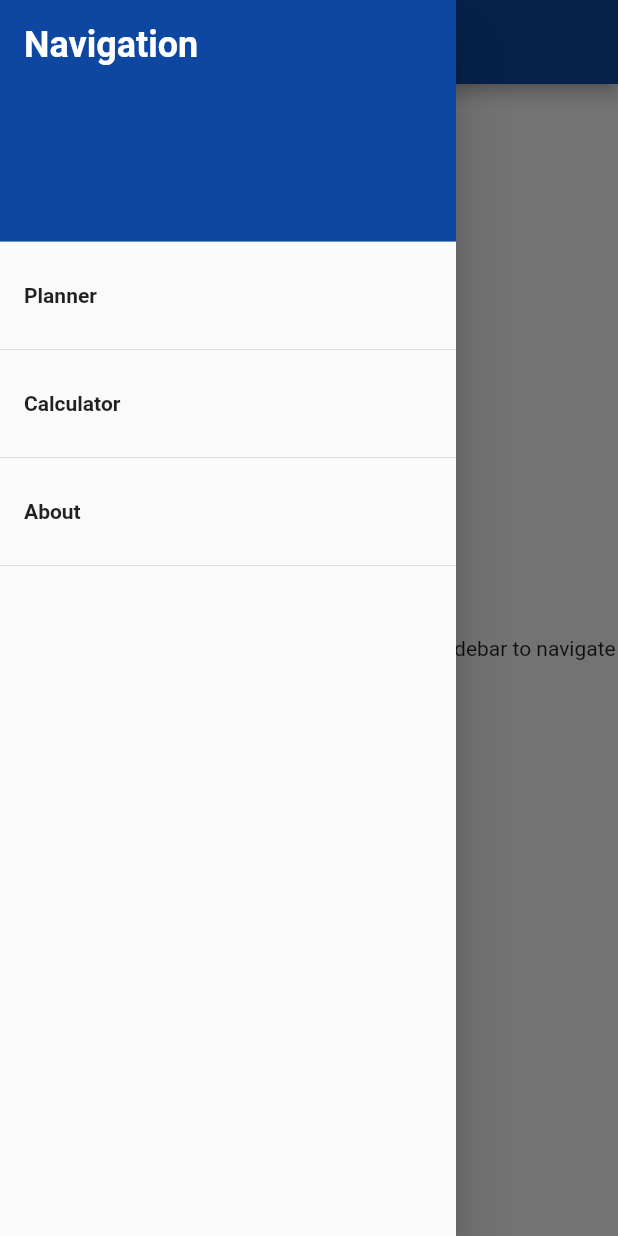
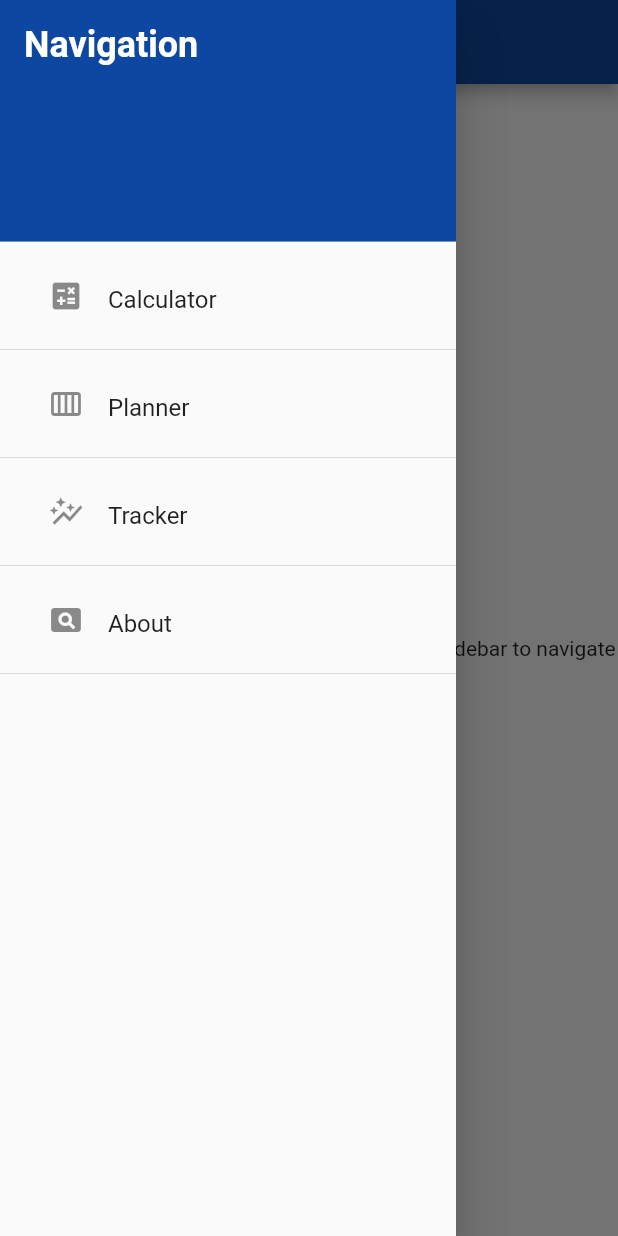
Before and after one commit to hschuch-04/weight-loss-planner, a Flutter app: the screen it shows after launch, with the side drawer open, on a phone screen of 412 x 824 dp. Run offline on Flutter 3.47's test engine with Material 2 defaults, Android fonts, the phone set to English and light mode, and no system bars; our stand-ins replace flutter_form_builder, flutter_spinkit, form_builder_validators, sqflite; accounts and stored records are empty.

Commit message:
Tracker Outline Added
- Tracker is now added into the sidebar
- Basic loading screen and moves over when open connection
- The side bar now has some icons
- The Database has been updated to have a weight table
- There is a weight class

TODO:
- Merge both loading pages into one
- Add more styling to side bar and overall project

```diff
--- a/weight_loss_planner/lib/Calculator/Result/result.dart
+++ b/weight_loss_planner/lib/Calculator/Result/result.dart
@@ -1,6 +1,6 @@
 import 'package:flutter/material.dart';
-import 'package:weight_loss_planner/Calculator/Result/table.dart';
-import 'package:weight_loss_planner/Calculator/bmr.dart';
+import 'package:weight_loss_planner/CALCULATOR/Result/table.dart';
+import 'package:weight_loss_planner/CALCULATOR/bmr.dart';
 
 /// The result page from calculating user BMR and calorie deficit
 /// Needs a weight, height, age, gender and activity parsed
--- a/weight_loss_planner/lib/Calculator/calculator.dart
+++ b/weight_loss_planner/lib/Calculator/calculator.dart
@@ -2,8 +2,8 @@ import 'package:flutter/material.dart';
 import 'package:flutter/services.dart';
 import 'package:flutter_form_builder/flutter_form_builder.dart';
 import 'package:form_builder_validators/form_builder_validators.dart';
-import 'package:weight_loss_planner/Calculator/bmr.dart';
-import 'package:weight_loss_planner/Calculator/Result/result.dart';
+import 'package:weight_loss_planner/CALCULATOR/bmr.dart';
+import 'package:weight_loss_planner/CALCULATOR/Result/result.dart';
 import 'package:weight_loss_planner/Reusable/sidebar.dart';
 
 // The Calculator Class Page
--- a/weight_loss_planner/lib/Planner/planner.dart
+++ b/weight_loss_planner/lib/Planner/planner.dart
@@ -1,6 +1,6 @@
 import 'package:flutter/material.dart';
 import 'package:sqflite/sqflite.dart';
-import 'package:weight_loss_planner/Planner/Components/DropDown.dart';
+import 'package:weight_loss_planner/PLANNER/Components/dropdown.dart';
 import 'package:weight_loss_planner/Reusable/sidebar.dart';
 
 /// This page has all the information about meals and their contents
@@ -29,7 +29,7 @@ class _PlannerState extends State<Planner> {
         children: [
           SizedBox(
             width: MediaQuery.of(context).size.width,
-            child: DropDownDays(),
+            child: DropDownWeek(),
           )
         ],
       )
--- a/weight_loss_planner/lib/Reusable/sidebar.dart
+++ b/weight_loss_planner/lib/Reusable/sidebar.dart
@@ -17,16 +17,16 @@ class Sidebar extends StatelessWidget {
             ),
           ),
           ListTile(
-            title: Text('Planner', style: TextStyle(fontWeight: FontWeight.bold)),
-            onTap: () => {
-              if (ModalRoute.of(context)?.settings.name != '/loading') {
-                Navigator.of(context).pushNamedAndRemoveUntil('/loading', (Route<dynamic> route) => false)
-              }
-            }
-          ),
-          Divider(),
-          ListTile(
-            title: Text('Calculator', style: TextStyle(fontWeight: FontWeight.bold)),
+            title: RichText(text: TextSpan(
+              style: Theme.of(context).textTheme.titleMedium,
+              children: const [
+                WidgetSpan(child: Padding(
+                  padding: EdgeInsets.symmetric(horizontal: 16.0),
+                  child: Icon(Icons.calculate),
+                )),
+                TextSpan(text: 'Calculator')
+              ]
+              )),
             onTap: () => {
               if (ModalRoute.of(context)?.settings.name != '/calculator') {
                 Navigator.of(context).pushNamedAndRemoveUntil('/calculator', (Route<dynamic> route) => false)
@@ -35,7 +35,52 @@ class Sidebar extends StatelessWidget {
           ),
           Divider(),
           ListTile(
-            title: Text('About', style: TextStyle(fontWeight: FontWeight.bold)),
+            title: RichText(text: TextSpan(
+              style: Theme.of(context).textTheme.titleMedium,
+              children: const [
+                WidgetSpan(child: Padding(
+                  padding: EdgeInsets.symmetric(horizontal: 16.0),
+                  child: Icon(Icons.calendar_view_week),
+                )),
+                TextSpan(text: 'Planner')
+              ]
+              )),
+            onTap: () => {
+              if (ModalRoute.of(context)?.settings.name != '/planner') {
+                Navigator.of(context).pushNamedAndRemoveUntil('/planner', (Route<dynamic> route) => false)
+              }
+            }
+          ),
+          Divider(),
+          ListTile(
+            title: RichText(text: TextSpan(
+              style: Theme.of(context).textTheme.titleMedium,
+              children: const [
+                WidgetSpan(child: Padding(
+                  padding: EdgeInsets.symmetric(horizontal: 16.0),
+                  child: Icon(Icons.auto_graph),
+                )),
+                TextSpan(text: 'Tracker')
+              ]
+              )),
+            onTap: () => {
+              if (ModalRoute.of(context)?.settings.name != '/tracker') {
+                Navigator.of(context).pushNamedAndRemoveUntil('/tracker', (Route<dynamic> route) => false)
+              }
+            }
+          ),
+          Divider(),
+          ListTile(
+            title: RichText(text: TextSpan(
+              style: Theme.of(context).textTheme.titleMedium,
+              children: const [
+                WidgetSpan(child: Padding(
+                  padding: EdgeInsets.symmetric(horizontal: 16.0),
+                  child: Icon(Icons.pageview),
+                )),
+                TextSpan(text: 'About')
+              ]
+              )),
             onTap: () => {
               if (ModalRoute.of(context)?.settings.name != '/about') {
                 Navigator.of(context).pushNamedAndRemoveUntil('/about', (Route<dynamic> route) => false)
--- /dev/null
+++ b/weight_loss_planner/lib/SQL/weight.dart
@@ -0,0 +1,23 @@
+/// The weight measured on that day to then be shown graphically over time
+class Weight {
+  final int id;
+  final double weight;
+  final DateTime date;
+
+  // Constructor
+  const Weight(
+      {required this.id,
+      required this.weight,
+      required this.date});
+
+  /// Converts the database result into a map
+  Map<String, dynamic> toMap() {
+    return {'id': id, 'weight': weight, 'date': date};
+  }
+
+  /// Prints out the results in an easy to read format
+  @override
+  String toString() {
+    return 'Meal{id: $id, weight: $weight, date: $date}';
+  }
+}
--- a/weight_loss_planner/lib/main.dart
+++ b/weight_loss_planner/lib/main.dart
@@ -1,9 +1,10 @@
 import 'package:flutter/material.dart';
 import 'package:flutter/services.dart';
-import 'package:weight_loss_planner/About/about.dart';
-import 'package:weight_loss_planner/Calculator/calculator.dart';
-import 'package:weight_loss_planner/Planner/loading.dart';
+import 'package:weight_loss_planner/ABOUT/about.dart';
+import 'package:weight_loss_planner/CALCULATOR/calculator.dart';
+import 'package:weight_loss_planner/PLANNER/loading_planner.dart';
 import 'package:weight_loss_planner/Reusable/sidebar.dart';
+import 'package:weight_loss_planner/TRACKER/loading_tracker.dart';
 
 /// The Main Function which initiates the application
 void main() async {
@@ -17,7 +18,8 @@ void main() async {
     initialRoute: '/',
     routes: {
       '/': (context) => MainApp(),
-      '/loading': (context) => Loading(),
+      '/planner': (context) => LoadingPlanner(),
+      '/tracker': (context) => LoadingTracker(),
       '/calculator': (context) => Calculator(),
       '/about': (context) => About()
     },
```
Also changed, not shown: weight_loss_planner/lib/PLANNER/loading_planner.dart (added, +53 -0 lines), weight_loss_planner/lib/Planner/Components/dropdown.dart (+4 -4 lines), weight_loss_planner/lib/SQL/database.dart (renamed from weight_loss_planner/lib/Planner/SQL/database.dart, +32 -3 lines), weight_loss_planner/lib/TRACKER/loading_tracker.dart (renamed from weight_loss_planner/lib/Planner/loading.dart, +12 -14 lines), weight_loss_planner/lib/TRACKER/tracker.dart (added, +24 -0 lines), weight_loss_planner/lib/SQL/meal.dart (renamed from weight_loss_planner/lib/Planner/SQL/meal.dart).
